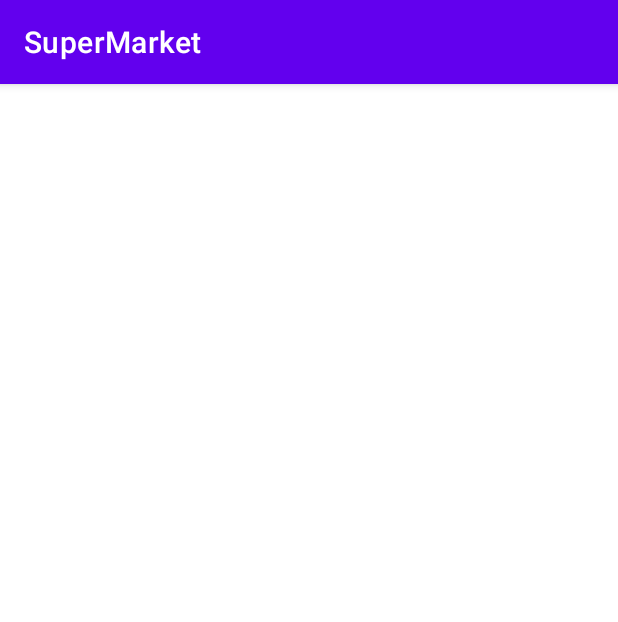
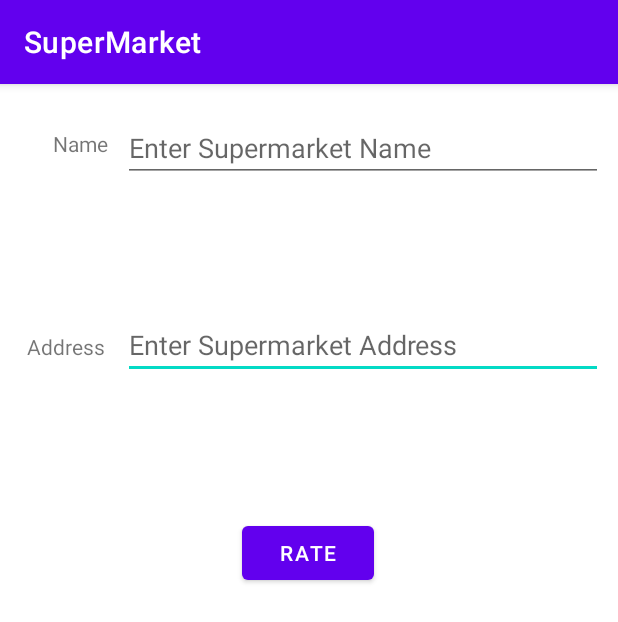
Before and after one commit to JayMelon/SuperMarket, an Android app: the screen it shows after launch (MainActivity), on a phone screen of 412 x 824 dp. Shown: the top 622 px of the screen. Run offline under Robolectric (Android 15) with nearby library versions, the phone set to English and light mode, and no system bars.

Commit message:
Super market has all required functions just need to add Toast and maybe some fool proof stuff.

```diff
--- a/app/build.gradle
+++ b/app/build.gradle
@@ -4,7 +4,7 @@ plugins {
 
 android {
     namespace 'com.example.supermarket'
-    compileSdk 32
+    compileSdk 33
 
     defaultConfig {
         applicationId "com.example.supermarket"
--- a/app/src/main/java/com/example/supermarket/MainActivity.java
+++ b/app/src/main/java/com/example/supermarket/MainActivity.java
@@ -2,13 +2,48 @@ package com.example.supermarket;
 
 import androidx.appcompat.app.AppCompatActivity;
 
+import android.content.Intent;
 import android.os.Bundle;
+import android.view.View;
+import android.widget.Button;
+import android.widget.EditText;
 
 public class MainActivity extends AppCompatActivity {
+    //Objects in the class later to be initizilized
+EditText enterSupermarketName,enterSupermarketAddress;
+Button rateButton;
+
 
     @Override
     protected void onCreate(Bundle savedInstanceState) {
         super.onCreate(savedInstanceState);
         setContentView(R.layout.activity_main);
+        //Reference buttons and other controls
+        enterSupermarketName = findViewById(R.id.enterName);
+        enterSupermarketAddress = findViewById(R.id.enterAddress);
+        rateButton = findViewById(R.id.rateButton);
+
+
+        //Listener Setup
+
+        rateButton.setOnClickListener(new View.OnClickListener() {
+            @Override
+            public void onClick(View view) {
+                launchRate(view);
+
+            }
+        });
+
+
     }
+
+//Launch Activity buttons
+private void launchRate(View v){
+        Intent i = new Intent(MainActivity.this, RatingActivity.class);
+        i.setFlags(i.FLAG_ACTIVITY_CLEAR_TOP);
+        i.putExtra("marketName", enterSupermarketName.getText().toString());
+        i.putExtra("marketAddress", enterSupermarketAddress.getText().toString());
+        startActivity(i);
 }
+
+}
--- a/app/src/main/res/layout/activity_main.xml
+++ b/app/src/main/res/layout/activity_main.xml
@@ -4,4 +4,81 @@
     xmlns:tools="http://schemas.android.com/tools"
     android:layout_width="match_parent"
     android:layout_height="match_parent"
-    tools:context=".MainActivity"/>
+    tools:context=".MainActivity">
+
+    <androidx.constraintlayout.widget.ConstraintLayout
+        android:id="@+id/constraintLayout2"
+        android:layout_width="match_parent"
+        android:layout_height="wrap_content"
+        android:layout_marginTop="86dp"
+        app:layout_constraintTop_toBottomOf="@+id/constraintLayout"
+        tools:layout_editor_absoluteX="90dp">
+
+        <TextView
+            android:id="@+id/textView2"
+            android:layout_width="wrap_content"
+            android:layout_height="wrap_content"
+            android:layout_marginEnd="12dp"
+            android:layout_marginBottom="12dp"
+            android:text="@string/supermarketAddressTextView"
+            app:layout_constraintBottom_toBottomOf="parent"
+            app:layout_constraintEnd_toStartOf="@+id/enterAddress" />
+
+        <EditText
+            android:id="@+id/enterAddress"
+            android:layout_width="wrap_content"
+            android:layout_height="wrap_content"
+            android:layout_marginEnd="10dp"
+            android:ems="15"
+            android:hint="@string/supermarketAddressEditHint"
+            android:inputType="textPersonName"
+            app:layout_constraintBottom_toBottomOf="parent"
+            app:layout_constraintEnd_toEndOf="parent"
+            tools:ignore="TouchTargetSizeCheck" />
+    </androidx.constraintlayout.widget.ConstraintLayout>
+
+    <Button
+        android:id="@+id/rateButton"
+        android:layout_width="wrap_content"
+        android:layout_height="wrap_content"
+        android:layout_marginStart="161dp"
+        android:layout_marginTop="92dp"
+        android:text="@string/rateButtonText"
+        app:layout_constraintStart_toStartOf="parent"
+        app:layout_constraintTop_toBottomOf="@+id/constraintLayout2" />
+
+    <androidx.constraintlayout.widget.ConstraintLayout
+        android:id="@+id/constraintLayout"
+        android:layout_width="match_parent"
+        android:layout_height="wrap_content"
+        android:layout_marginTop="20dp"
+        android:layout_marginBottom="86dp"
+        app:layout_constraintBottom_toTopOf="@+id/constraintLayout2"
+        app:layout_constraintTop_toTopOf="parent"
+        tools:layout_editor_absoluteX="0dp">
+
+        <EditText
+            android:id="@+id/enterName"
+            android:layout_width="wrap_content"
+            android:layout_height="wrap_content"
+            android:layout_marginEnd="10dp"
+            android:ems="15"
+            android:hint="@string/supermarketNameEditHint"
+            android:inputType="textPersonName"
+            app:layout_constraintBottom_toBottomOf="parent"
+            app:layout_constraintEnd_toEndOf="parent"
+            tools:ignore="TouchTargetSizeCheck" />
+
+        <TextView
+            android:id="@+id/textView"
+            android:layout_width="wrap_content"
+            android:layout_height="wrap_content"
+            android:layout_marginEnd="10dp"
+            android:layout_marginBottom="16dp"
+            android:text="@string/supermarketNameTextView"
+            app:layout_constraintBottom_toBottomOf="parent"
+            app:layout_constraintEnd_toStartOf="@+id/enterName" />
+
+    </androidx.constraintlayout.widget.ConstraintLayout>
+
+</androidx.constraintlayout.widget.ConstraintLayout>
--- a/app/src/main/res/values/strings.xml
+++ b/app/src/main/res/values/strings.xml
@@ -1,3 +1,16 @@
 <resources>
     <string name="app_name">SuperMarket</string>
+    <string name="meatTextString">Meat Department</string>
+    <string name="liquorDepTextView">Liquor Department</string>
+    <string name="produceDepTextView">Produce Department</string>
+    <string name="cheeseSelTextView">Cheese Selection</string>
+    <string name="eastOfCheckoutTextView">Ease of Checkout</string>
+    <string name="saveButtonText">Save</string>
+    <string name="rateButtonText">Rate</string>
+    <string name="averageTextView">Average</string>
+    <string name="supermarketNameTextView">Name</string>
+    <string name="supermarketNameEditHint">Enter Supermarket Name</string>
+    <string name="supermarketAddressTextView">Address</string>
+    <string name="supermarketAddressEditHint">Enter Supermarket Address</string>
+    <string name="backButtonText">Back</string>
 </resources>
```
Also changed, not shown: app/src/main/AndroidManifest.xml (+10 -0 lines), app/src/main/java/com/example/supermarket/DatabaseHandler.java (+26 -16 lines), app/src/main/java/com/example/supermarket/RatingActivity.java (added, +110 -0 lines), app/src/main/java/com/example/supermarket/Supermarket.java (+17 -20 lines), app/src/main/res/layout/activity_rating.xml (added, +228 -0 lines).
